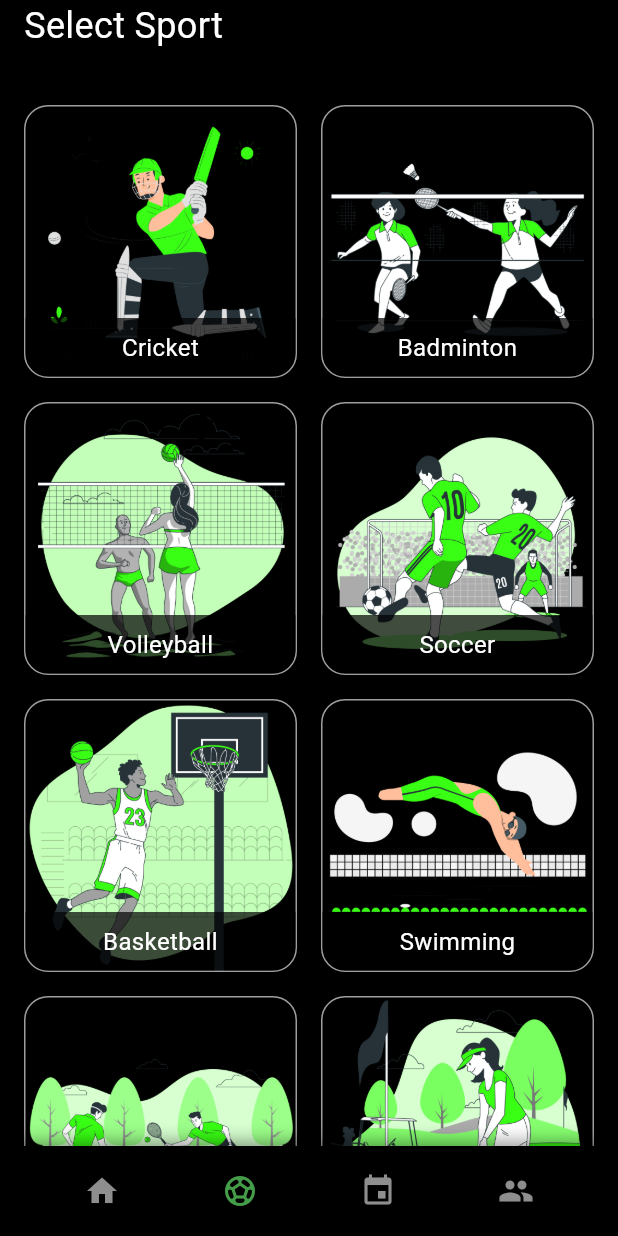
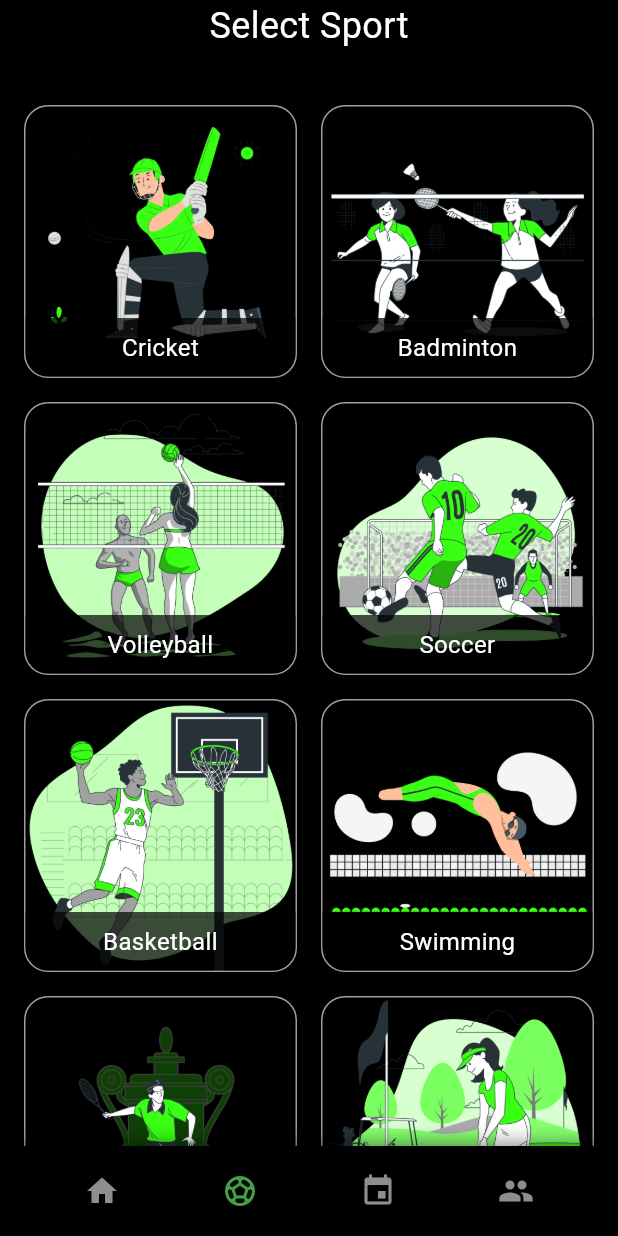
Before and after one commit to Vidhyadhar11/sporty, a Flutter app: the SportsScreen screen opened directly, on a phone screen of 412 x 824 dp. Run offline on Flutter 3.47's test engine with Material 3 defaults, Android fonts, the phone set to English and light mode, and no system bars; our stand-ins replace dropdown_search, flutter_local_notifications, get, table_calendar, timezone; missing offline and left inert: razorpay_flutter; network calls fail.

Commit message:
sportsscreen

```diff
--- a/lib/homepage/sportsscreen.dart
+++ b/lib/homepage/sportsscreen.dart
@@ -19,9 +19,8 @@ class _SportsScreenState extends State<SportsScreen> {
     {'name': 'Soccer', 'image': 'assets/Soccer-bro.png'},
     {'name': 'Basketball', 'image': 'assets/basketball player-bro.png'},
     {'name': 'Swimming', 'image': 'assets/swimming.png'},
-    {'name': 'Tennis', 'image': 'assets/Tennis-bro.png'},
+    {'name': 'Tennis', 'image': 'assets/Grand slam-bro.png'},
     {'name': 'Golf', 'image': 'assets/Golf-bro.png'},
-    {'name': 'Grand Slam', 'image': 'assets/Grand slam-bro.png'},
   ];
 
   void _onSportSelected(String sportName) {
@@ -37,8 +36,7 @@ class _SportsScreenState extends State<SportsScreen> {
         body: Column(
           crossAxisAlignment: CrossAxisAlignment.start,
           children: [
-            const Padding(
-              padding: EdgeInsets.symmetric(horizontal: 16.0),
+            Center(
               child: Text(
                 'Select Sport',
                 style: TextStyle(color: Colors.white, fontSize: 24),
--- a/lib/login/onboarding.dart
+++ b/lib/login/onboarding.dart
@@ -17,7 +17,6 @@ class _OnboardingState extends State<Onboarding> with SingleTickerProviderStateM
     'assets/Soccer-bro.png',
     'assets/basketball player-bro.png',
     'assets/swimming.png',
-    'assets/Tennis-bro.png',
     'assets/Golf-bro.png',
     'assets/Grand slam-bro.png',
   ];
```
Also changed, not shown: lib/login/enterphn.dart (+4 -3 lines).
